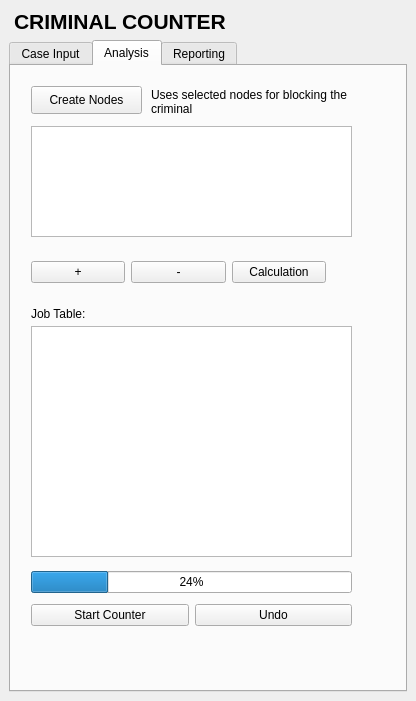
Old version of the form criminal_counter/criminal_counter_dockwidget_base.ui in the repository DaveyOldenburg/2017_Group6_Criminal_Counter.
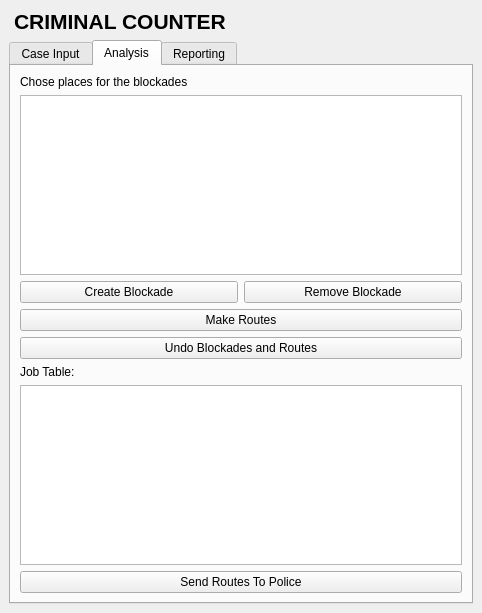
New version of the form. Icons and pictures are not drawn.

What changed in the file:
```diff
--- a/criminal_counter/criminal_counter_dockwidget_base.ui
+++ b/criminal_counter/criminal_counter_dockwidget_base.ui
@@ -6,8 +6,8 @@
    <rect>
     <x>0</x>
     <y>0</y>
-    <width>416</width>
-    <height>701</height>
+    <width>482</width>
+    <height>613</height>
    </rect>
   </property>
   <property name="windowTitle">
@@ -169,77 +169,21 @@
        <attribute name="title">
         <string>Analysis</string>
        </attribute>
-       <widget class="QPushButton" name="button_NodeSelect">
-        <property name="geometry">
-         <rect>
-          <x>20</x>
-          <y>20</y>
-          <width>111</width>
-          <height>28</height>
-         </rect>
-        </property>
-        <property name="text">
-         <string>Create Nodes</string>
-        </property>
-       </widget>
+       <layout class="QVBoxLayout" name="verticalLayout">
+        <item>
        <widget class="QLabel" name="label_10">
-        <property name="geometry">
-         <rect>
-          <x>140</x>
-          <y>20</y>
-          <width>201</width>
-          <height>32</height>
-         </rect>
-        </property>
         <property name="text">
-         <string>Uses selected nodes for blocking the criminal</string>
+           <string>Chose places for the blockades</string>
         </property>
         <property name="wordWrap">
          <bool>true</bool>
         </property>
        </widget>
-       <widget class="QTableWidget" name="table_Node">
-        <property name="geometry">
-         <rect>
-          <x>20</x>
-          <y>60</y>
-          <width>321</width>
-          <height>111</height>
-         </rect>
-        </property>
-       </widget>
-       <widget class="QLabel" name="label_11">
-        <property name="geometry">
-         <rect>
-          <x>20</x>
-          <y>240</y>
-          <width>61</width>
-          <height>16</height>
-         </rect>
-        </property>
-        <property name="text">
-         <string>&lt;html&gt;&lt;head/&gt;&lt;body&gt;&lt;p&gt;Job Table:&lt;/p&gt;&lt;/body&gt;&lt;/html&gt;</string>
-        </property>
-       </widget>
-       <widget class="QTableWidget" name="table_PoliceJob">
-        <property name="geometry">
-         <rect>
-          <x>20</x>
-          <y>260</y>
-          <width>321</width>
-          <height>231</height>
-         </rect>
-        </property>
-       </widget>
-       <widget class="QWidget" name="horizontalLayoutWidget_2">
-        <property name="geometry">
-         <rect>
-          <x>20</x>
-          <y>190</y>
-          <width>295</width>
-          <height>32</height>
-         </rect>
-        </property>
+        </item>
+        <item>
+         <widget class="QTableWidget" name="table_Node"/>
+        </item>
+        <item>
         <layout class="QHBoxLayout" name="horizontalLayout_2">
          <item>
           <widget class="QPushButton" name="button_add">
@@ -253,7 +197,7 @@
             <string notr="true">image: url(:/plugins/CriminalCounter/add.png);</string>
            </property>
            <property name="text">
-            <string>+</string>
+             <string>Create Blockade</string>
            </property>
            <property name="autoDefault">
             <bool>false</bool>
@@ -272,55 +216,51 @@
             <string notr="true">image: url(:/plugins/CriminalCounter/add.png);</string>
            </property>
            <property name="text">
-            <string>-</string>
+             <string>Remove Blockade</string>
            </property>
            <property name="autoDefault">
             <bool>false</bool>
            </property>
           </widget>
+          </item>
+         </layout>
          </item>
          <item>
           <widget class="QPushButton" name="button_calculate">
            <property name="text">
-            <string>Calculation</string>
+           <string>Make Routes</string>
            </property>
           </widget>
          </item>
-        </layout>
-       </widget>
-       <widget class="QWidget" name="layoutWidget_2">
-        <property name="geometry">
-         <rect>
-          <x>20</x>
-          <y>500</y>
-          <width>321</width>
-          <height>66</height>
-         </rect>
-        </property>
+        <item>
+         <widget class="QPushButton" name="button_undo">
+          <property name="text">
+           <string>Undo Blockades and Routes</string>
+          </property>
+         </widget>
+        </item>
+        <item>
+         <widget class="QLabel" name="label_11">
+          <property name="text">
+           <string>&lt;html&gt;&lt;head/&gt;&lt;body&gt;&lt;p&gt;Job Table:&lt;/p&gt;&lt;/body&gt;&lt;/html&gt;</string>
+          </property>
+         </widget>
+        </item>
+        <item>
+         <widget class="QTableWidget" name="table_PoliceJob"/>
+        </item>
+        <item>
         <layout class="QGridLayout" name="gridLayout_3">
-         <item row="1" column="0">
+          <item row="0" column="0">
           <widget class="QPushButton" name="button_StartCounter">
            <property name="text">
-            <string>Start Counter</string>
+             <string>Send Routes To Police</string>
            </property>
           </widget>
          </item>
-         <item row="1" column="1">
-          <widget class="QPushButton" name="button_undo">
-           <property name="text">
-            <string>Undo</string>
-           </property>
-          </widget>
-         </item>
-         <item row="0" column="0" colspan="2">
-          <widget class="QProgressBar" name="progress_job">
-           <property name="value">
-            <number>24</number>
-           </property>
-          </widget>
-         </item>
-        </layout>
-       </widget>
+         </layout>
+        </item>
+       </layout>
       </widget>
       <widget class="QWidget" name="tab_Reporting_2">
        <attribute name="title">
```
Left out of the diff: 177 changed lines with no effect on the pictures. Lines whose indentation alone changed are shown as unchanged.
